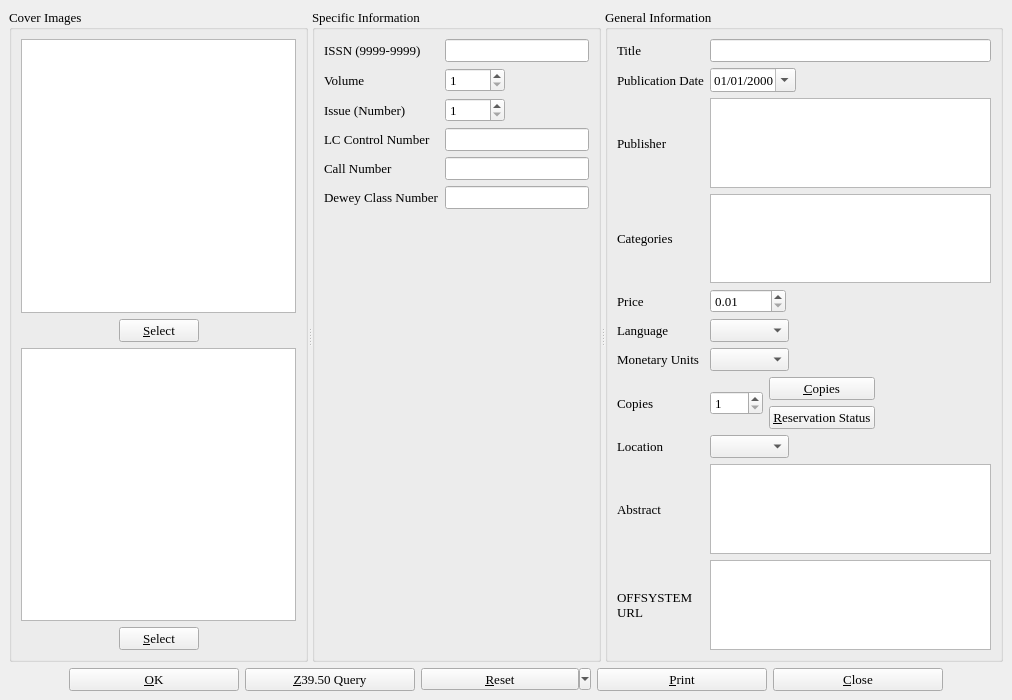
Before: the Qt Designer form maginfo.ui in textbrowser/biblioteq, drawn with Qt 5.
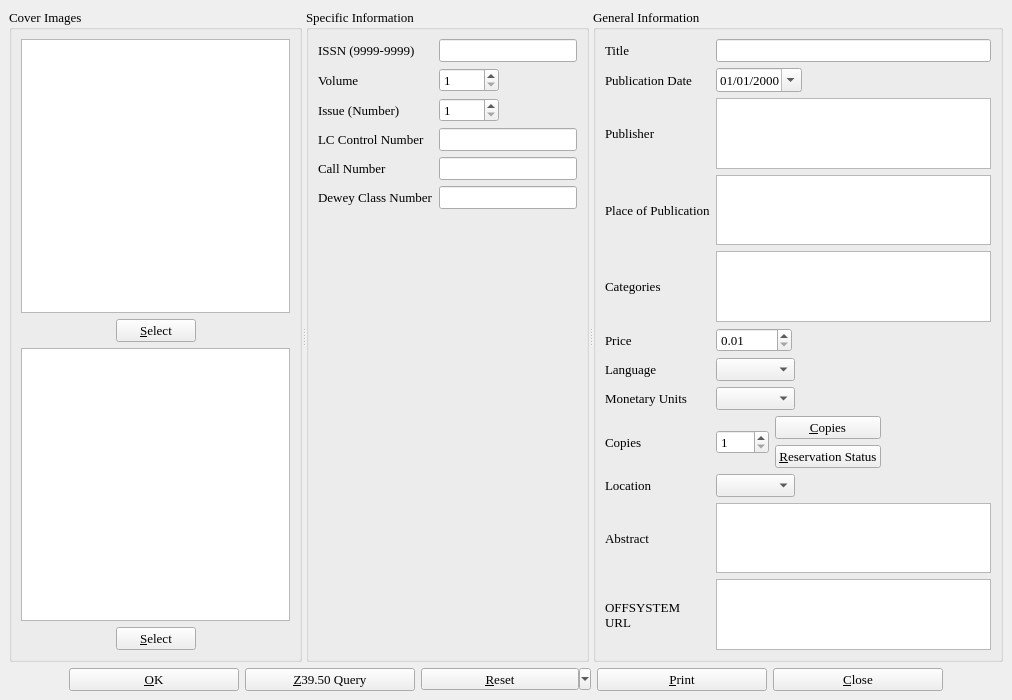
After: the same form once the commit is applied. Icons and pictures are not drawn. Custom widgets are drawn as their Qt base class.

Commit message: New field: Place of Publication. Updated the documentation.

```diff
--- a/maginfo.ui
+++ b/maginfo.ui
@@ -512,7 +512,7 @@
           </property>
          </widget>
         </item>
-        <item row="3" column="0" >
+        <item row="4" column="0" >
          <widget class="QLabel" name="label_15" >
           <property name="font" >
            <font>
@@ -530,7 +530,7 @@
           </property>
          </widget>
         </item>
-        <item row="4" column="0" >
+        <item row="5" column="0" >
          <widget class="QLabel" name="label_16" >
           <property name="font" >
            <font>
@@ -548,7 +548,7 @@
           </property>
          </widget>
         </item>
-        <item row="4" column="1" >
+        <item row="5" column="1" >
          <widget class="QDoubleSpinBox" name="price" >
           <property name="sizePolicy" >
            <sizepolicy vsizetype="Fixed" hsizetype="Fixed" >
@@ -581,7 +581,7 @@
           </property>
          </widget>
         </item>
-        <item row="5" column="0" >
+        <item row="6" column="0" >
          <widget class="QLabel" name="label_3" >
           <property name="font" >
            <font>
@@ -599,7 +599,7 @@
           </property>
          </widget>
         </item>
-        <item row="5" column="1" >
+        <item row="6" column="1" >
          <layout class="QHBoxLayout" >
           <item>
            <widget class="QComboBox" name="language" >
@@ -631,7 +631,7 @@
           </item>
          </layout>
         </item>
-        <item row="6" column="0" >
+        <item row="7" column="0" >
          <widget class="QLabel" name="label_4" >
           <property name="font" >
            <font>
@@ -649,7 +649,7 @@
           </property>
          </widget>
         </item>
-        <item row="6" column="1" >
+        <item row="7" column="1" >
          <widget class="QComboBox" name="monetary_units" >
           <property name="sizePolicy" >
            <sizepolicy vsizetype="Fixed" hsizetype="Fixed" >
@@ -670,7 +670,7 @@
           </property>
          </widget>
         </item>
-        <item row="7" column="0" >
+        <item row="8" column="0" >
          <widget class="QLabel" name="label_8" >
           <property name="font" >
            <font>
@@ -688,7 +688,7 @@
           </property>
          </widget>
         </item>
-        <item row="7" column="1" >
+        <item row="8" column="1" >
          <layout class="QHBoxLayout" >
           <item>
            <widget class="QSpinBox" name="quantity" >
@@ -767,7 +767,7 @@
           </item>
          </layout>
         </item>
-        <item row="8" column="0" >
+        <item row="9" column="0" >
          <widget class="QLabel" name="label_10" >
           <property name="font" >
            <font>
@@ -780,7 +780,7 @@
           </property>
          </widget>
         </item>
-        <item row="8" column="1" >
+        <item row="9" column="1" >
          <layout class="QHBoxLayout" >
           <item>
            <widget class="QComboBox" name="location" >
@@ -807,7 +807,7 @@
           </item>
          </layout>
         </item>
-        <item row="9" column="0" >
+        <item row="10" column="0" >
          <widget class="QLabel" name="label_7" >
           <property name="font" >
            <font>
@@ -825,7 +825,7 @@
           </property>
          </widget>
         </item>
-        <item row="9" column="1" >
+        <item row="10" column="1" >
          <widget class="QTextEdit" name="description" >
           <property name="font" >
            <font>
@@ -843,7 +843,7 @@
           </property>
          </widget>
         </item>
-        <item row="10" column="0" >
+        <item row="11" column="0" >
          <widget class="QLabel" name="label_12" >
           <property name="text" >
            <string>OFFSYSTEM
@@ -851,7 +851,7 @@
           </property>
          </widget>
         </item>
-        <item row="10" column="1" >
+        <item row="11" column="1" >
          <widget class="QTextBrowser" name="url" >
           <property name="autoFormatting" >
            <set>QTextEdit::AutoAll</set>
@@ -867,7 +867,7 @@
           </property>
          </widget>
         </item>
-        <item row="3" column="1" >
+        <item row="4" column="1" >
          <widget class="hyperlinked_text_edit" name="category" >
           <property name="readOnly" >
            <bool>false</bool>
@@ -880,6 +880,23 @@
           </property>
          </widget>
         </item>
+        <item row="3" column="1" >
+         <widget class="hyperlinked_text_edit" name="place" >
+          <property name="textInteractionFlags" >
+           <set>Qt::LinksAccessibleByKeyboard|Qt::LinksAccessibleByMouse|Qt::TextBrowserInteraction|Qt::TextEditable|Qt::TextEditorInteraction|Qt::TextSelectableByKeyboard|Qt::TextSelectableByMouse</set>
+          </property>
+          <property name="openLinks" >
+           <bool>false</bool>
+          </property>
+         </widget>
+        </item>
+        <item row="3" column="0" >
+         <widget class="QLabel" name="label_17" >
+          <property name="text" >
+           <string>Place of Publication</string>
+          </property>
+         </widget>
+        </item>
        </layout>
       </widget>
      </widget>
```
Left out of the diff: 1 changed line with no effect on the pictures. The commit also changes 11 other files.
